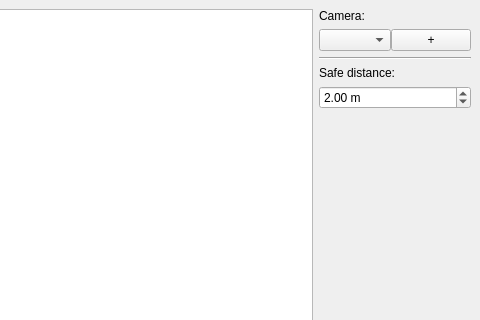
This is social-distancing-v2/gui/ui/mainwindow.ui in pischule/uni as Qt 5 draws it before an edit; both pictures show x 274 to 754 and y 0 to 320 of the 754 by 438 pixel window. The edited form follows.
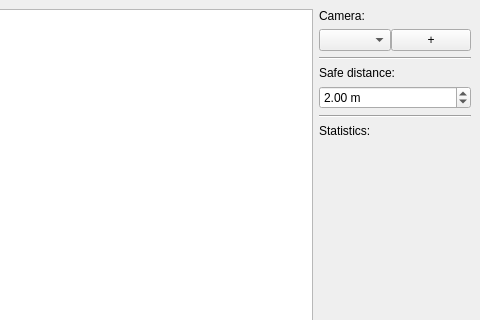
This is the edited form.

Patch:
```diff
--- a/social-distancing-v2/gui/ui/mainwindow.ui
+++ b/social-distancing-v2/gui/ui/mainwindow.ui
@@ -101,6 +101,27 @@
           </property>
          </widget>
         </item>
+        <item>
+         <widget class="Line" name="line">
+          <property name="orientation">
+           <enum>Qt::Horizontal</enum>
+          </property>
+         </widget>
+        </item>
+        <item>
+         <widget class="QLabel" name="label">
+          <property name="text">
+           <string>Statistics:</string>
+          </property>
+         </widget>
+        </item>
+        <item>
+         <widget class="QLabel" name="statisticsBodyLabel">
+          <property name="text">
+           <string/>
+          </property>
+         </widget>
+        </item>
         <item>
          <spacer name="verticalSpacer">
           <property name="orientation">
```
